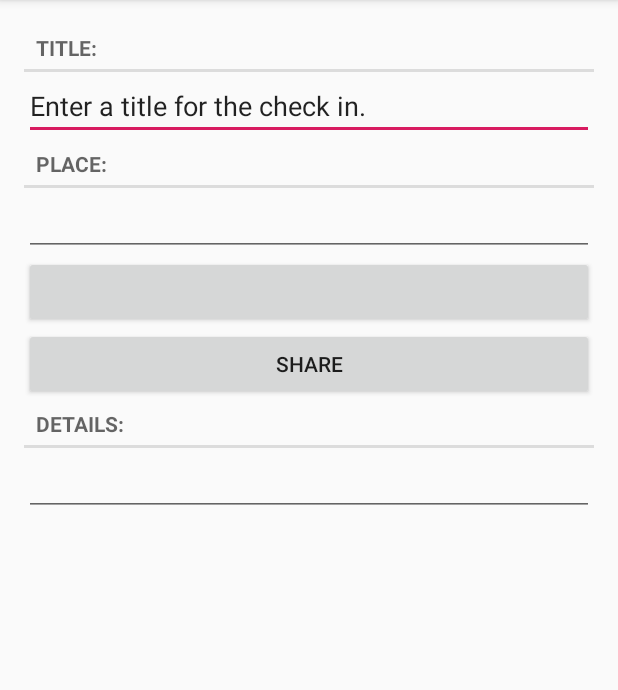
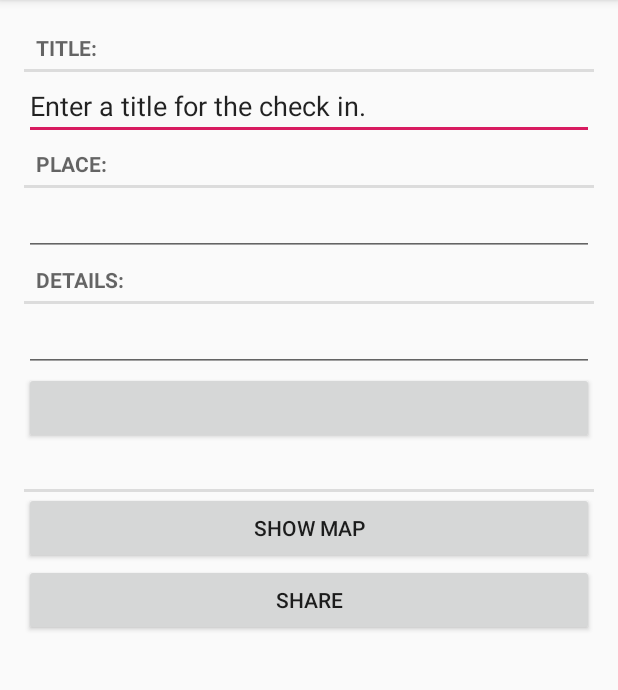
Before and after one commit to keanu1391/ICT311_Task2_MyCheckins_Keanu_Brown-Duthie, an Android app: the CheckinFragment screen opened directly, with no data from a screen before it, on a phone screen of 412 x 824 dp, the part 84-774 px from its top. Run offline under Robolectric (Android 15) with nearby library versions, the phone set to English and light mode, and no system bars; 8 statements that could not run were skipped.

Commit message:
Location Started

```diff
--- a/MyCheckins/app/build.gradle
+++ b/MyCheckins/app/build.gradle
@@ -27,4 +27,5 @@ dependencies {
     androidTestImplementation 'androidx.test:runner:1.2.0'
     androidTestImplementation 'androidx.test.espresso:espresso-core:3.2.0'
     implementation 'com.android.support:recyclerview-v7:28.0.0'
+    implementation 'com.google.android.gms:play-services-location:17.0.0'
 }
--- a/MyCheckins/app/src/main/AndroidManifest.xml
+++ b/MyCheckins/app/src/main/AndroidManifest.xml
@@ -2,6 +2,9 @@
 <manifest xmlns:android="http://schemas.android.com/apk/res/android"
     xmlns:tools="http://schemas.android.com/tools"
     package="com.keanu1094859.mycheckins">
+
+    <uses-permission android:name="android.permission.ACCESS_FINE_LOCATION" />
+    <uses-permission android:name="android.permission.ACCESS_COARSE_LOCATION" />
 
     <application
         android:allowBackup="true"
--- a/MyCheckins/app/src/main/java/com/keanu1094859/database/CheckinBaseHelper.java
+++ b/MyCheckins/app/src/main/java/com/keanu1094859/database/CheckinBaseHelper.java
@@ -22,9 +22,9 @@ public class CheckinBaseHelper extends SQLiteOpenHelper {
                 CheckinTable.Cols.TITLE + ", " +
                 CheckinTable.Cols.DATE + ", " +
                 CheckinTable.Cols.PLACE + ", " +
-                CheckinTable.Cols.DETAILS +
-//                CheckinTable.Cols.LATITUDE + ", " +
-//                CheckinTable.Cols.LONGITUDE +
+                CheckinTable.Cols.DETAILS + ", " +
+                CheckinTable.Cols.LATITUDE + ", " +
+                CheckinTable.Cols.LONGITUDE +
                 ")"
         );
     }
--- a/MyCheckins/app/src/main/java/com/keanu1094859/database/CheckinDbSchema.java
+++ b/MyCheckins/app/src/main/java/com/keanu1094859/database/CheckinDbSchema.java
@@ -6,12 +6,12 @@ public class CheckinDbSchema {
 
         public static final class Cols {
             public static final String UUID = "uuid";
-            public static final String TITLE = "titla";
+            public static final String TITLE = "title";
             public static final String PLACE = "place";
             public static final String DETAILS = "details";
             public static final String DATE = "date";
-//            public static final Float LATITUDE = 0.0f;
-//            public static final Float LONGITUDE = 0.0f;
+            public static final String LATITUDE = "latitude";
+            public static final String LONGITUDE = "longitude";
         }
     }
 }
--- a/MyCheckins/app/src/main/java/com/keanu1094859/mycheckins/CheckinFragment.java
+++ b/MyCheckins/app/src/main/java/com/keanu1094859/mycheckins/CheckinFragment.java
@@ -10,6 +10,7 @@ import android.view.View;
 import android.view.ViewGroup;
 import android.widget.Button;
 import android.widget.EditText;
+import android.widget.TextView;
 
 import androidx.fragment.app.Fragment;
 import androidx.fragment.app.FragmentManager;
@@ -28,6 +29,7 @@ public class CheckinFragment extends Fragment {
     private EditText mTitleField;
     private EditText mPlaceField;
     private EditText mDetailsField;
+    private TextView mLocationView;
     private Button mDateButton;
 
     public static CheckinFragment newInstance(UUID checkinId) {
@@ -119,6 +121,9 @@ public class CheckinFragment extends Fragment {
             }
         });
 
+        mLocationView = v.findViewById(R.id.checkin_location);
+        mLocationView.setText(mCheckin.getLocation());
+
         mDateButton = v.findViewById(R.id.checkin_date);
         updateDate();
         mDateButton.setOnClickListener(new View.OnClickListener() {
--- a/MyCheckins/app/src/main/java/com/keanu1094859/mycheckins/MyCheckins.java
+++ b/MyCheckins/app/src/main/java/com/keanu1094859/mycheckins/MyCheckins.java
@@ -104,6 +104,8 @@ public class MyCheckins {
         values.put(CheckinTable.Cols.DETAILS, checkin.getDetails());
         values.put(CheckinTable.Cols.PLACE, checkin.getPlace());
         values.put(CheckinTable.Cols.DATE, checkin.getDate().getTime());
+        values.put(CheckinTable.Cols.LATITUDE, checkin.getLatitude());
+        values.put(CheckinTable.Cols.LONGITUDE, checkin.getLongitude());
 
         return values;
     }
--- a/MyCheckins/app/src/main/res/layout/fragment_checkin.xml
+++ b/MyCheckins/app/src/main/res/layout/fragment_checkin.xml
@@ -28,17 +28,6 @@
         android:layout_width="match_parent"
         android:layout_height="wrap_content" />
 
-    <Button
-        android:id="@+id/checkin_date"
-        android:layout_width="match_parent"
-        android:layout_height="wrap_content" />
-
-    <Button
-        android:id="@+id/btn_share"
-        android:layout_width="match_parent"
-        android:layout_height="wrap_content"
-        android:text="@string/share_checkin"/>
-
     <TextView
         style="?android:listSeparatorTextViewStyle"
         android:layout_width="match_parent"
@@ -50,4 +39,27 @@
         android:layout_width="match_parent"
         android:layout_height="wrap_content" />
 
+    <Button
+        android:id="@+id/checkin_date"
+        android:layout_width="match_parent"
+        android:layout_height="wrap_content" />
+
+    <TextView
+        style="?android:listSeparatorTextViewStyle"
+        android:id="@+id/checkin_location"
+        android:layout_width="match_parent"
+        android:layout_height="wrap_content" />
+
+    <Button
+        android:id="@+id/btn_show_map"
+        android:layout_height="wrap_content"
+        android:layout_width="match_parent"
+        android:text="@string/checkin_show_map_btn_label" />
+
+    <Button
+        android:id="@+id/btn_share"
+        android:layout_width="match_parent"
+        android:layout_height="wrap_content"
+        android:text="@string/share_checkin"/>
+
 </LinearLayout>
```
Also changed, not shown: MyCheckins/app/src/main/java/com/keanu1094859/database/CheckinCursorWrapper.java (+6 -1 lines), MyCheckins/app/src/main/java/com/keanu1094859/mycheckins/Checkin.java (+16 -17 lines), MyCheckins/app/src/main/java/com/keanu1094859/mycheckins/CheckinListFragment.java (+29 -9 lines).
